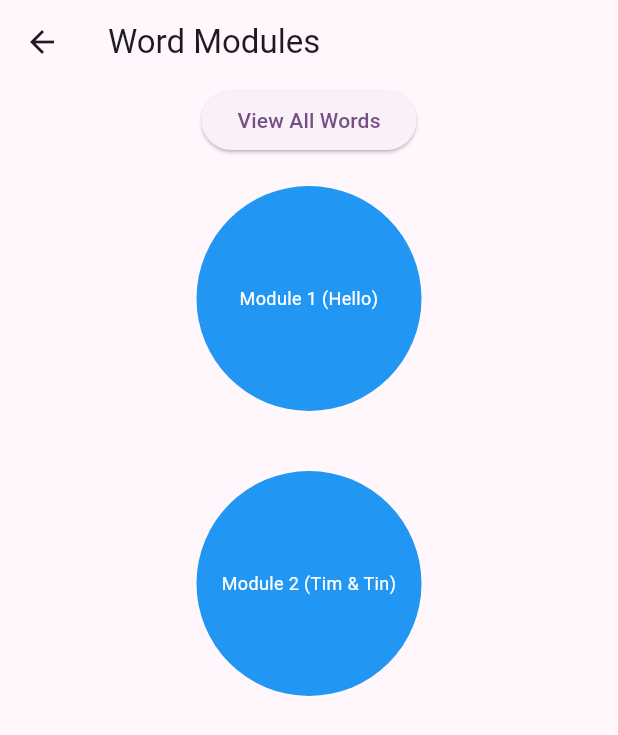
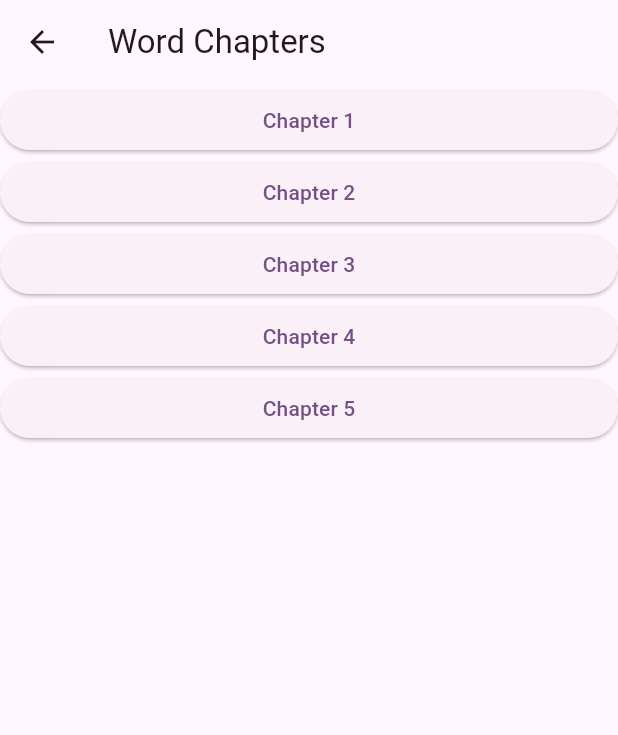
Before and after one commit to chateaumai/HearBat, a Flutter app: the screen it shows after launch, after a tap on "Train Words", on a phone screen of 412 x 824 dp. Shown: the top 735 px of the screen. Run offline on Flutter 3.47's test engine with Material 3 defaults, Android fonts, the phone set to English and light mode, and no system bars; our stand-ins replace audioplayers, firebase_core, googleapis_auth, shared_preferences; missing offline and left inert: googleapis; accounts and stored records are empty.

Commit message:
adding chapter page for word modules

```diff
--- /dev/null
+++ b/lib/pages/module_types/words/word_chapters.dart
@@ -0,0 +1,36 @@
+// word_chapters.dart
+import 'package:flutter/material.dart';
+import 'word_path.dart';
+
+class WordChapters extends StatelessWidget {
+  @override
+  Widget build(BuildContext context) {
+    List<String> chapters = [
+      "Chapter 1",
+      "Chapter 2",
+      "Chapter 3",
+      "Chapter 4",
+      "Chapter 5"
+    ];
+
+    return Scaffold(
+      appBar: AppBar(
+        title: Text("Word Chapters"),
+      ),
+      body: ListView(
+        children: List.generate(chapters.length, (index) {
+          return ElevatedButton(
+            onPressed: () {
+              Navigator.push(
+                context,
+                MaterialPageRoute(
+                    builder: (context) => WordPath(chapter: chapters[index])),
+              );
+            },
+            child: Text(chapters[index]),
+          );
+        }),
+      ),
+    );
+  }
+}
--- a/lib/pages/module_types/words/word_path.dart
+++ b/lib/pages/module_types/words/word_path.dart
@@ -4,12 +4,15 @@ import 'package:hearbat/models/modules.dart';
 import '../words/words_list_page.dart';
 
 class WordPath extends StatelessWidget {
+  final String chapter;
+
+  WordPath({Key? key, required this.chapter}) : super(key: key);
 
   @override
   Widget build(BuildContext context) {
     return Scaffold(
       appBar: AppBar(
-        title: Text('Word Modules'),
+        title: Text('Word Modules - $chapter'),
       ),
       body: Column(
         children: [
@@ -23,7 +26,7 @@ class WordPath extends StatelessWidget {
             child: Text('View All Words'),
           ),
           Expanded(
-            child: ModuleListWidget(modules: wordModules)
+            child: ModuleListWidget(modules: wordModules),
           ),
         ],
       ),
--- a/lib/pages/train_page.dart
+++ b/lib/pages/train_page.dart
@@ -1,5 +1,5 @@
 import 'package:flutter/material.dart';
-import 'module_types/words/word_path.dart';
+import 'module_types/words/word_chapters.dart';
 import 'module_types/sound/sound_path.dart';
 import 'module_types/custom/custom_path.dart';
 
@@ -16,7 +16,7 @@ class TrainPage extends StatelessWidget {
           ElevatedButton(
             onPressed: () => Navigator.push(
               context,
-              MaterialPageRoute(builder: (context) => WordPath()),
+              MaterialPageRoute(builder: (context) => WordChapters()),
             ),
             child: Text('Train Words'),
           ),
```
